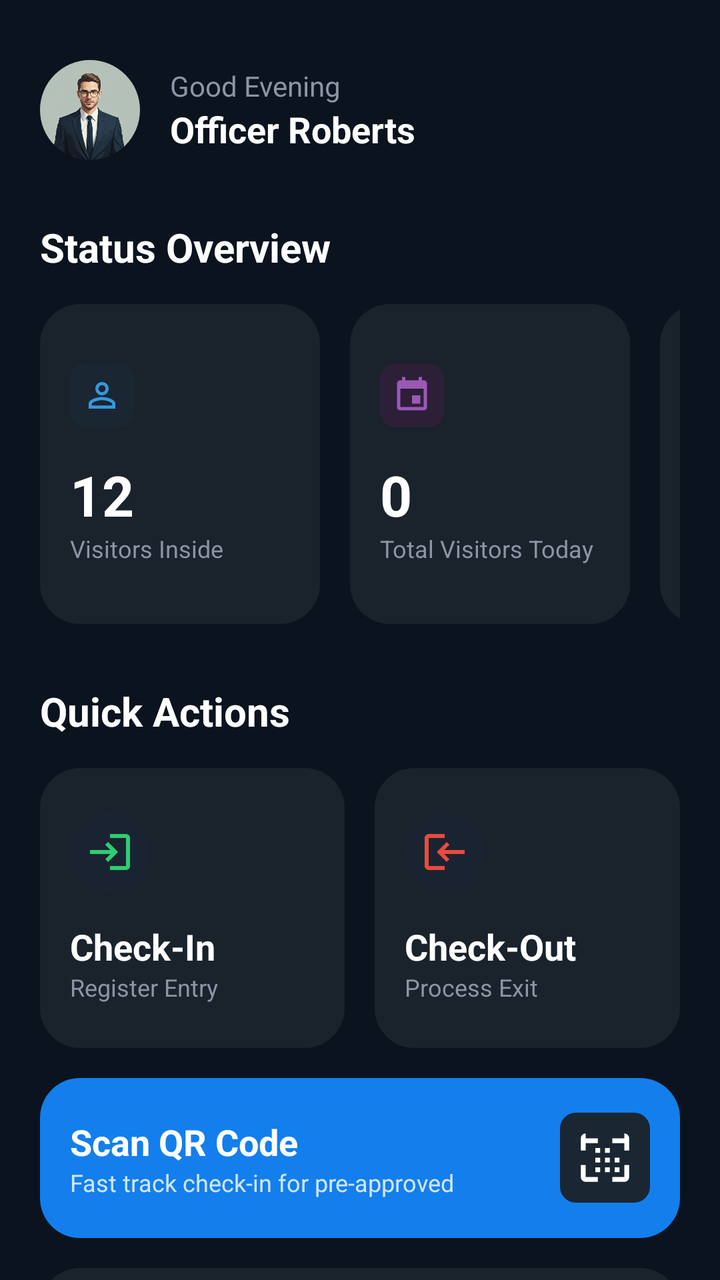
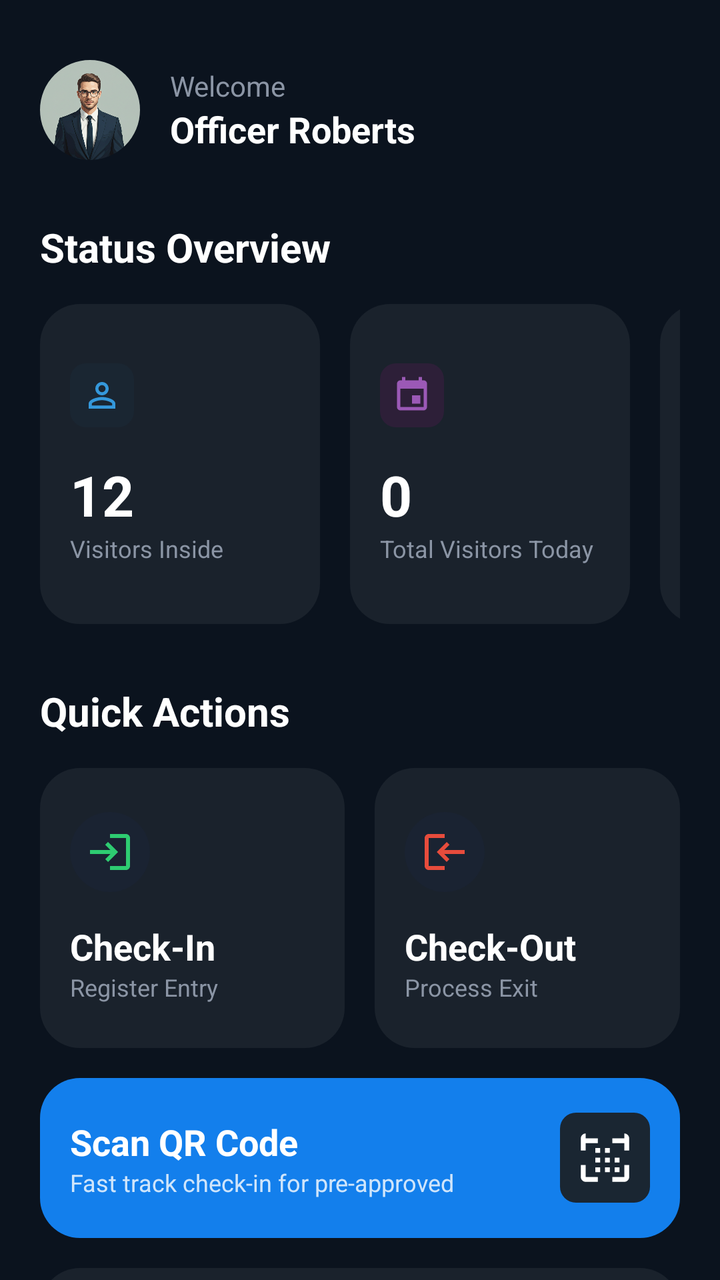

Screens rendered from an Android XML layout before and after an edit, with the pre-edit source and the edit as a unified diff.
<!-- AndroidManifest.xml: application theme Theme.HouseVisitorManagementSystem -->
<!-- res/layout/activity_security_guard_dashboard.xml -->
<?xml version="1.0" encoding="utf-8"?>
<androidx.constraintlayout.widget.ConstraintLayout xmlns:android="http://schemas.android.com/apk/res/android"
    xmlns:app="http://schemas.android.com/apk/res-auto"
    xmlns:tools="http://schemas.android.com/tools"
    android:id="@+id/main"
    android:layout_width="match_parent"
    android:layout_height="match_parent"
    android:background="@color/dark_navy_bg"
    tools:context=".SecurityGuardDashboardActivity">

    <ScrollView
        android:layout_width="match_parent"
        android:layout_height="0dp"
        android:clipToPadding="false"
        android:paddingBottom="100dp"
        android:scrollbars="none"
        app:layout_constraintBottom_toBottomOf="parent"
        app:layout_constraintTop_toTopOf="parent">

        <LinearLayout
            android:layout_width="match_parent"
            android:layout_height="wrap_content"
            android:orientation="vertical"
            android:padding="20dp">

            
            <RelativeLayout
                android:layout_width="match_parent"
                android:layout_height="wrap_content"
                android:layout_marginTop="10dp"
                android:layout_marginBottom="30dp">

                <com.google.android.material.imageview.ShapeableImageView
                    android:id="@+id/ivProfile"
                    android:layout_width="50dp"
                    android:layout_height="50dp"
                    android:layout_alignParentStart="true"
                    android:layout_centerVertical="true"
                    android:scaleType="centerCrop"
                    android:src="@drawable/person_image"
                    app:shapeAppearanceOverlay="@style/CircleImage" />

                <LinearLayout
                    android:layout_width="wrap_content"
                    android:layout_height="wrap_content"
                    android:layout_centerVertical="true"
                    android:layout_marginStart="15dp"
                    android:layout_toEndOf="@id/ivProfile"
                    android:orientation="vertical">

                    <TextView
                        android:layout_width="wrap_content"
                        android:layout_height="wrap_content"
                        android:text="Good Evening"
                        android:textColor="@color/text_grey"
                        android:textSize="14sp" />

                    <TextView
                        android:id="@+id/tvGuardName"
                        android:layout_width="wrap_content"
                        android:layout_height="wrap_content"
                        android:text="Officer Roberts"
                        android:textColor="@color/white"
                        android:textSize="18sp"
                        android:textStyle="bold" />
                </LinearLayout>


            </RelativeLayout>

            
            <TextView
                android:layout_width="wrap_content"
                android:layout_height="wrap_content"
                android:layout_marginBottom="15dp"
                android:text="Status Overview"
                android:textColor="@color/white"
                android:textSize="20sp"
                android:textStyle="bold" />

            <HorizontalScrollView
                android:layout_width="match_parent"
                android:layout_height="wrap_content"
                android:layout_marginBottom="30dp"
                android:scrollbars="none">

                <LinearLayout
                    android:layout_width="wrap_content"
                    android:layout_height="wrap_content"
                    android:orientation="horizontal">

                    
                    <LinearLayout
                        android:layout_width="140dp"
                        android:layout_height="160dp"
                        android:layout_marginEnd="15dp"
                        android:background="@drawable/bg_card_rounded"
                        android:gravity="center_vertical"
                        android:orientation="vertical"
                        android:padding="15dp">

                        <ImageView
                            android:layout_width="32dp"
                            android:layout_height="32dp"
                            android:layout_marginBottom="15dp"
                            android:background="@drawable/bg_badge_blue"
                            android:padding="6dp"
                            android:src="@drawable/ic_person_outline"
                            app:tint="@color/badge_blue_text" />

                        <TextView
                            android:id="@+id/tvVisitorsInsideCount"
                            android:layout_width="wrap_content"
                            android:layout_height="wrap_content"
                            android:text="12"
                            android:textColor="@color/white"
                            android:textSize="28sp"
                            android:textStyle="bold" />

                        <TextView
                            android:layout_width="wrap_content"
                            android:layout_height="wrap_content"
                            android:text="Visitors Inside"
                            android:textColor="@color/text_grey"
                            android:textSize="12sp" />
                    </LinearLayout>

                    
                    <LinearLayout
                        android:layout_width="140dp"
                        android:layout_height="160dp"
                        android:layout_marginEnd="15dp"
                        android:background="@drawable/bg_card_rounded"
                        android:gravity="center_vertical"
                        android:orientation="vertical"
                        android:padding="15dp">

                        <ImageView
                            android:layout_width="32dp"
                            android:layout_height="32dp"
                            android:layout_marginBottom="15dp"
                            android:background="@drawable/bg_badge_purple"
                            android:padding="6dp"
                            android:src="@drawable/ic_calendar"
                            app:tint="@color/badge_purple_text" />

                        <TextView
                            android:id="@+id/tvTotalVisitorsTodayCount"
                            android:layout_width="wrap_content"
                            android:layout_height="wrap_content"
                            android:text="0"
                            android:textColor="@color/white"
                            android:textSize="28sp"
                            android:textStyle="bold" />

                        <TextView
                            android:layout_width="wrap_content"
                            android:layout_height="wrap_content"
                            android:text="Total Visitors Today"
                            android:textColor="@color/text_grey"
                            android:textSize="12sp" />
                    </LinearLayout>

                    
                    <LinearLayout
                        android:layout_width="140dp"
                        android:layout_height="160dp"
                        android:background="@drawable/bg_card_rounded"
                        android:gravity="center_vertical"
                        android:orientation="vertical"
                        android:padding="15dp">

                        <ImageView
                            android:layout_width="32dp"
                            android:layout_height="32dp"
                            android:layout_marginBottom="15dp"
                            android:background="@drawable/bg_badge_orange"
                            android:padding="6dp"
                            android:src="@drawable/ic_announcement"
                            app:tint="@color/badge_orange_text" />

                        <TextView
                            android:id="@+id/tvTotalAnnouncementsCount"
                            android:layout_width="wrap_content"
                            android:layout_height="wrap_content"
                            android:text="0"
                            android:textColor="@color/white"
                            android:textSize="28sp"
                            android:textStyle="bold" />

                        <TextView
                            android:layout_width="wrap_content"
                            android:layout_height="wrap_content"
                            android:text="Total Announcements"
                            android:textColor="@color/text_grey"
                            android:textSize="12sp" />
                    </LinearLayout>
                </LinearLayout>
            </HorizontalScrollView>

            
            <TextView
                android:layout_width="wrap_content"
                android:layout_height="wrap_content"
                android:layout_marginBottom="15dp"
                android:text="Quick Actions"
                android:textColor="@color/white"
                android:textSize="20sp"
                android:textStyle="bold" />

            <LinearLayout
                android:layout_width="match_parent"
                android:layout_height="wrap_content"
                android:layout_marginBottom="15dp"
                android:orientation="horizontal">

                
                <LinearLayout
                    android:id="@+id/btnCheckIn"
                    android:layout_width="0dp"
                    android:layout_height="140dp"
                    android:layout_marginEnd="15dp"
                    android:layout_weight="1"
                    android:background="@drawable/bg_card_rounded"
                    android:gravity="center_vertical"
                    android:orientation="vertical"
                    android:padding="15dp">

                    <ImageView
                        android:layout_width="40dp"
                        android:layout_height="40dp"
                        android:layout_marginBottom="15dp"
                        android:background="@drawable/circle_dark_bg"
                        android:padding="8dp"
                        android:src="@drawable/ic_check_in" />

                    <TextView
                        android:layout_width="wrap_content"
                        android:layout_height="wrap_content"
                        android:text="Check-In"
                        android:textColor="@color/white"
                        android:textSize="18sp"
                        android:textStyle="bold" />

                    <TextView
                        android:layout_width="wrap_content"
                        android:layout_height="wrap_content"
                        android:text="Register Entry"
                        android:textColor="@color/text_grey"
                        android:textSize="12sp" />
                </LinearLayout>

                
                <LinearLayout
                    android:id="@+id/btnCheckOut"
                    android:layout_width="0dp"
                    android:layout_height="140dp"
                    android:layout_weight="1"
                    android:background="@drawable/bg_card_rounded"
                    android:gravity="center_vertical"
                    android:orientation="vertical"
                    android:padding="15dp">

                    <ImageView
                        android:layout_width="40dp"
                        android:layout_height="40dp"
                        android:layout_marginBottom="15dp"
                        android:background="@drawable/circle_dark_bg"
                        android:padding="8dp"
                        android:src="@drawable/ic_check_out" />

                    <TextView
                        android:layout_width="wrap_content"
                        android:layout_height="wrap_content"
                        android:text="Check-Out"
                        android:textColor="@color/white"
                        android:textSize="18sp"
                        android:textStyle="bold" />

                    <TextView
                        android:layout_width="wrap_content"
                        android:layout_height="wrap_content"
                        android:text="Process Exit"
                        android:textColor="@color/text_grey"
                        android:textSize="12sp" />
                </LinearLayout>
            </LinearLayout>

            
            <LinearLayout
                android:id="@+id/btnScanQR"
                android:layout_width="match_parent"
                android:layout_height="80dp"
                android:layout_marginBottom="15dp"
                android:background="@drawable/bg_qr_button"
                android:gravity="center_vertical"
                android:orientation="horizontal"
                android:padding="15dp">

                <LinearLayout
                    android:layout_width="0dp"
                    android:layout_height="wrap_content"
                    android:layout_weight="1"
                    android:orientation="vertical">

                    <TextView
                        android:layout_width="wrap_content"
                        android:layout_height="wrap_content"
                        android:text="Scan QR Code"
                        android:textColor="@color/white"
                        android:textSize="18sp"
                        android:textStyle="bold" />

                    <TextView
                        android:layout_width="wrap_content"
                        android:layout_height="wrap_content"
                        android:text="Fast track check-in for pre-approved"
                        android:textColor="#CCFFFFFF"
                        android:textSize="12sp" />
                </LinearLayout>

                <ImageView
                    android:layout_width="45dp"
                    android:layout_height="45dp"
                    android:background="@drawable/bg_badge_blue"
                    android:padding="8dp"
                    android:src="@drawable/ic_qr_code_scanner"
                    app:tint="@color/white" />
            </LinearLayout>

            
            <LinearLayout
                android:id="@+id/btnAnnouncements"
                android:layout_width="match_parent"
                android:layout_height="wrap_content"
                android:layout_marginBottom="30dp"
                android:background="@drawable/bg_card_rounded"
                android:gravity="center_vertical"
                android:orientation="horizontal"
                android:padding="15dp">

                <ImageView
                    android:layout_width="40dp"
                    android:layout_height="40dp"
                    android:background="@drawable/circle_dark_bg"
                    android:padding="8dp"
                    android:src="@drawable/ic_announcement"
                    app:tint="@color/orange" />

                <LinearLayout
                    android:layout_width="0dp"
                    android:layout_height="wrap_content"
                    android:layout_marginStart="15dp"
                    android:layout_weight="1"
                    android:orientation="vertical">

                    <TextView
                        android:layout_width="wrap_content"
                        android:layout_height="wrap_content"
                        android:text="Announcements"
                        android:textColor="@color/white"
                        android:textSize="18sp"
                        android:textStyle="bold" />

                    <TextView
                        android:layout_width="wrap_content"
                        android:layout_height="wrap_content"
                        android:text="View latest messages"
                        android:textColor="@color/text_grey"
                        android:textSize="12sp" />
                </LinearLayout>

                <ImageView
                    android:layout_width="24dp"
                    android:layout_height="24dp"
                    android:src="@drawable/ic_arrow_forward"
                    app:tint="@color/text_grey" />
            </LinearLayout>

            
            <RelativeLayout
                android:layout_width="match_parent"
                android:layout_height="wrap_content"
                android:layout_marginBottom="15dp">

                <TextView
                    android:layout_width="wrap_content"
                    android:layout_height="wrap_content"
                    android:layout_alignParentStart="true"
                    android:text="@string/pending_request"
                    android:textColor="@color/white"
                    android:textSize="20sp"
                    android:textStyle="bold" />

                <TextView
                    android:id="@+id/tvViewAllActivity"
                    android:layout_width="wrap_content"
                    android:layout_height="wrap_content"
                    android:layout_alignParentEnd="true"
                    android:layout_centerVertical="true"
                    android:text="View All"
                    android:textColor="@color/bright_azure_blue"
                    android:textSize="14sp"
                    android:textStyle="bold" />


            </RelativeLayout>

            <LinearLayout
                android:id="@+id/llEmptyState"
                android:layout_width="match_parent"
                android:layout_height="wrap_content"
                android:orientation="vertical"
                android:gravity="center"
                android:visibility="gone"
                android:padding="30dp">

                <TextView
                    android:layout_marginTop="12dp"
                    android:text="No pending requests"
                    android:textColor="@color/text_grey"
                    android:textSize="14sp"
                    android:textStyle="bold"
                    android:layout_width="wrap_content"
                    android:layout_height="wrap_content"/>
            </LinearLayout>

            <LinearLayout
                android:id="@+id/llRecentActivityContainer"
                android:layout_width="match_parent"
                android:layout_height="wrap_content"
                android:orientation="vertical">

            </LinearLayout>

        </LinearLayout>
    </ScrollView>

</androidx.constraintlayout.widget.ConstraintLayout>
<!-- resources referenced by this layout -->
<resources>
  <color name="badge_blue_text">#3498DB</color>
  <color name="badge_orange_text">#E67E22</color>
  <color name="badge_purple_text">#9B59B6</color>
  <color name="bright_azure_blue">#137fec</color>
  <color name="dark_navy_bg">#0B131E</color>
  <color name="orange">#E67E22</color>
  <color name="text_grey">#8B95A5</color>
  <color name="white">#FFFFFF</color>
  <!-- drawable bg_badge_blue (drawable) -->
  <?xml version="1.0" encoding="utf-8"?>
  <shape xmlns:android="http://schemas.android.com/apk/res/android">
      <solid android:color="@color/badge_blue_bg" />
      <corners android:radius="8dp" />
  </shape>
  <!-- drawable bg_badge_orange (drawable) -->
  <?xml version="1.0" encoding="utf-8"?>
  <shape xmlns:android="http://schemas.android.com/apk/res/android">
      <solid android:color="@color/badge_orange_bg" />
      <corners android:radius="8dp" />
  </shape>
  <!-- drawable bg_badge_purple (drawable) -->
  <?xml version="1.0" encoding="utf-8"?>
  <shape xmlns:android="http://schemas.android.com/apk/res/android">
      <solid android:color="@color/badge_purple_bg" />
      <corners android:radius="8dp" />
  </shape>
  <!-- drawable bg_card_rounded (drawable) -->
  <?xml version="1.0" encoding="utf-8"?>
  <shape xmlns:android="http://schemas.android.com/apk/res/android">
      <solid android:color="@color/card_dark_bg" />
      <corners android:radius="20dp" />
  </shape>
  <!-- drawable bg_qr_button (drawable) -->
  <?xml version="1.0" encoding="utf-8"?>
  <shape xmlns:android="http://schemas.android.com/apk/res/android">
      <solid android:color="@color/bright_azure_blue" />
      <corners android:radius="20dp" />
  </shape>
  <!-- drawable circle_dark_bg (drawable) -->
  <?xml version="1.0" encoding="utf-8"?>
  <shape xmlns:android="http://schemas.android.com/apk/res/android"
      android:shape="oval">
      <solid android:color="#1A2332" />
  </shape>
  <!-- drawable ic_arrow_forward (drawable) -->
  <vector xmlns:android="http://schemas.android.com/apk/res/android" android:autoMirrored="true" android:height="24dp" android:tint="#FFFFFF" android:viewportHeight="24" android:viewportWidth="24" android:width="24dp">
        
      <path android:fillColor="@color/white" android:pathData="M12,4l-1.41,1.41L16.17,11H4v2h12.17l-5.58,5.59L12,20l8,-8z"/>
      
  </vector>
  <!-- drawable ic_check_in (drawable) -->
  <vector xmlns:android="http://schemas.android.com/apk/res/android"
      android:width="24dp"
      android:height="24dp"
      android:viewportWidth="24"
      android:viewportHeight="24">
      <path
          android:fillColor="#2ECC71"
          android:pathData="M11,7L9.6,8.4l2.6,2.6H2v2h10.2l-2.6,2.6L11,17l5,-5L11,7z M20,19h-8v2h8c1.1,0 2,-0.9 2,-2V5c0,-1.1,-0.9,-2,-2,-2h-8v2h8V19z" />
  </vector>
  <!-- drawable ic_check_out (drawable) -->
  <vector xmlns:android="http://schemas.android.com/apk/res/android"
      android:width="24dp"
      android:height="24dp"
      android:viewportWidth="24"
      android:viewportHeight="24">
      <path
          android:fillColor="#E74C3C"
          android:pathData="M13,7L14.4,8.4l-2.6,2.6H22v2h-10.2l2.6,2.6L13,17l-5,-5L13,7z M4,19h8v2H4c-1.1,0 -2,-0.9 -2,-2V5c0,-1.1,0.9,-2,2,-2h8v2H4V19z" />
  </vector>
  <string name="pending_request">Pending Request</string>
  <style name="CircleImage">
          <item name="cornerSize">50%</item>
      </style>
  <style name="Theme.HouseVisitorManagementSystem" parent="Base.Theme.HouseVisitorManagementSystem" />
  <color name="badge_blue_bg">#1A2632</color>
  <color name="badge_orange_bg">#292115</color>
  <color name="badge_purple_bg">#2D1F38</color>
  <color name="card_dark_bg">#1A222C</color>
  <style name="Base.Theme.HouseVisitorManagementSystem" parent="Theme.Material3.DayNight.NoActionBar">
          
          
      </style>
  <!-- unchanged entries left out for length: 5 -->
</resources>

<!-- the commit's change to res/layout/activity_security_guard_dashboard.xml (unified diff, before → after) -->
@@ -51,12 +51,12 @@
                     <TextView
                         android:layout_width="wrap_content"
                         android:layout_height="wrap_content"
-                        android:text="Good Evening"
+                        android:text="Welcome"
                         android:textColor="@color/text_grey"
                         android:textSize="14sp" />
 
                     <TextView
-                        android:id="@+id/tvGuardName"
+                        android:id="@+id/guardName"
                         android:layout_width="wrap_content"
                         android:layout_height="wrap_content"
                         android:text="Officer Roberts"
